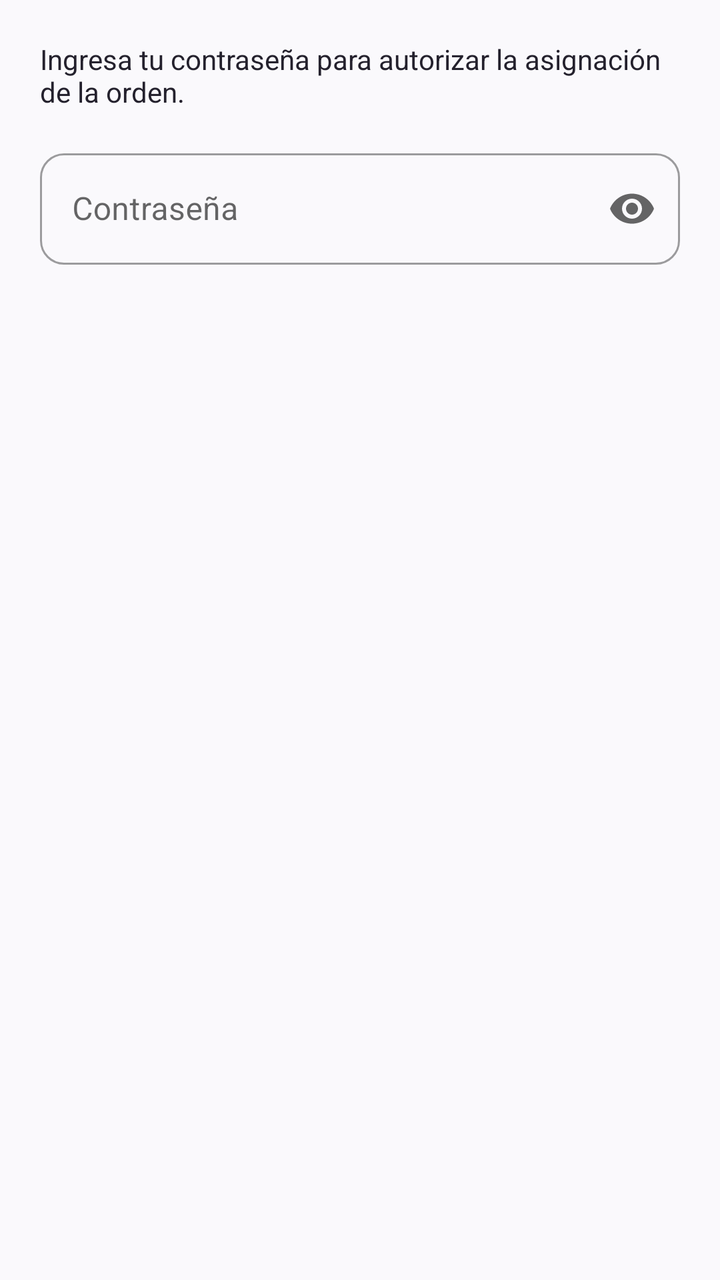
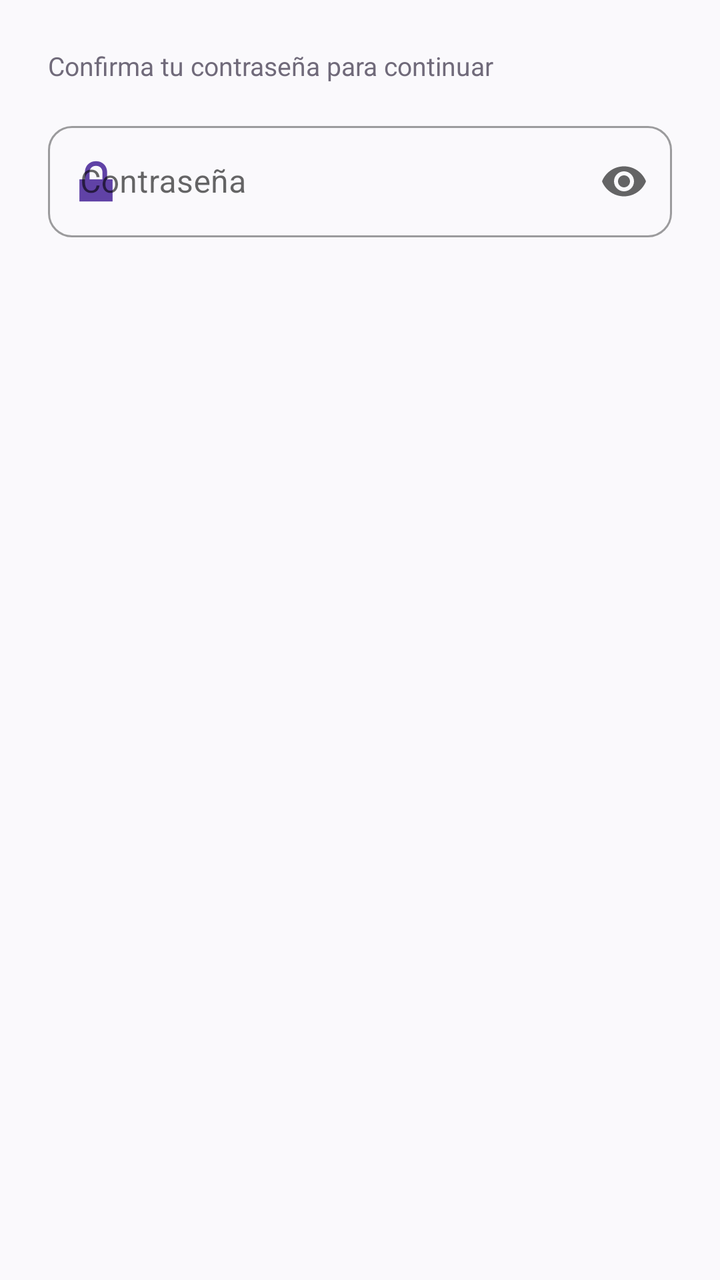

Before-and-after screenshots of an Android layout around one commit, followed by the original layout XML and the change that was made.
<!-- AndroidManifest.xml: application theme Theme.ApiMovil -->
<!-- res/layout/dialog_confirmar_contrasena.xml -->
<?xml version="1.0" encoding="utf-8"?>
<LinearLayout xmlns:android="http://schemas.android.com/apk/res/android"
    xmlns:app="http://schemas.android.com/apk/res-auto"
    android:layout_width="match_parent"
    android:layout_height="wrap_content"
    android:orientation="vertical"
    android:padding="20dp">

    <TextView
        android:layout_width="match_parent"
        android:layout_height="wrap_content"
        android:text="@string/dialog_confirmar_contrasena_mensaje"
        android:textColor="@color/texto_principal"
        android:textSize="14sp" />

    <com.google.android.material.textfield.TextInputLayout
        style="@style/Widget.MaterialComponents.TextInputLayout.OutlinedBox"
        android:layout_width="match_parent"
        android:layout_height="wrap_content"
        android:layout_marginTop="16dp"
        android:hint="@string/contrasena"
        app:boxCornerRadiusBottomEnd="12dp"
        app:boxCornerRadiusBottomStart="12dp"
        app:boxCornerRadiusTopEnd="12dp"
        app:boxCornerRadiusTopStart="12dp"
        app:endIconMode="password_toggle">

        <com.google.android.material.textfield.TextInputEditText
            android:id="@+id/inputContrasenaAdmin"
            android:layout_width="match_parent"
            android:layout_height="wrap_content"
            android:inputType="textPassword" />
    </com.google.android.material.textfield.TextInputLayout>

    <ProgressBar
        android:id="@+id/progressVerificacion"
        android:layout_width="36dp"
        android:layout_height="36dp"
        android:layout_gravity="center"
        android:layout_marginTop="12dp"
        android:visibility="gone" />

    <TextView
        android:id="@+id/textErrorVerificacion"
        android:layout_width="match_parent"
        android:layout_height="wrap_content"
        android:layout_marginTop="8dp"
        android:accessibilityLiveRegion="polite"
        android:gravity="center"
        android:textColor="@color/estado_vencida"
        android:textSize="13sp"
        android:visibility="gone" />

</LinearLayout>
<!-- resources referenced by this layout -->
<resources>
  <color name="estado_vencida">#C62828</color>
  <color name="texto_principal">#24212D</color>
  <string name="contrasena">Contraseña</string>
  <string name="dialog_confirmar_contrasena_mensaje">Ingresa tu contraseña para autorizar la asignación de la orden.</string>
  <style name="Theme.ApiMovil" parent="Theme.MaterialComponents.Light.NoActionBar">
          <item name="colorPrimary">@color/marca</item>
          <item name="colorPrimaryVariant">@color/marca_oscuro</item>
          <item name="colorOnPrimary">@color/blanco</item>
          <item name="colorSecondary">@color/marca_claro</item>
          <item name="colorOnSecondary">@color/texto_principal</item>
          <item name="android:windowBackground">@color/fondo</item>
          <item name="android:statusBarColor">@color/marca_oscuro</item>
          <item name="android:forceDarkAllowed" tools:targetApi="q">false</item>
      </style>
  <color name="marca">#6042A6</color>
  <color name="marca_oscuro">#342052</color>
  <color name="blanco">#FFFFFF</color>
  <color name="marca_claro">#EEE7FA</color>
  <color name="fondo">#FAF9FC</color>
</resources>

<!-- the commit's change to res/layout/dialog_confirmar_contrasena.xml (unified diff, before → after) -->
@@ -4,26 +4,29 @@
     android:layout_width="match_parent"
     android:layout_height="wrap_content"
     android:orientation="vertical"
-    android:padding="20dp">
+    android:padding="24dp">
 
     <TextView
         android:layout_width="match_parent"
         android:layout_height="wrap_content"
-        android:text="@string/dialog_confirmar_contrasena_mensaje"
-        android:textColor="@color/texto_principal"
-        android:textSize="14sp" />
+        android:layout_marginBottom="16dp"
+        android:text="@string/confirma_tu_contrasena_para_continuar"
+        android:textColor="@color/texto_secundario"
+        android:textSize="13sp" />
 
     <com.google.android.material.textfield.TextInputLayout
+        android:id="@+id/layoutContrasenaAdmin"
         style="@style/Widget.MaterialComponents.TextInputLayout.OutlinedBox"
         android:layout_width="match_parent"
         android:layout_height="wrap_content"
-        android:layout_marginTop="16dp"
         android:hint="@string/contrasena"
         app:boxCornerRadiusBottomEnd="12dp"
         app:boxCornerRadiusBottomStart="12dp"
         app:boxCornerRadiusTopEnd="12dp"
         app:boxCornerRadiusTopStart="12dp"
-        app:endIconMode="password_toggle">
+        app:endIconMode="password_toggle"
+        app:startIconDrawable="@android:drawable/ic_lock_lock"
+        app:startIconTint="@color/marca">
 
         <com.google.android.material.textfield.TextInputEditText
             android:id="@+id/inputContrasenaAdmin"
<!-- resource entries referenced after the edit -->
@@ -3,7 +3,6 @@
   <color name="estado_vencida">#C62828</color>
   <color name="texto_principal">#24212D</color>
   <string name="contrasena">Contraseña</string>
-  <string name="dialog_confirmar_contrasena_mensaje">Ingresa tu contraseña para autorizar la asignación de la orden.</string>
   <style name="Theme.ApiMovil" parent="Theme.MaterialComponents.Light.NoActionBar">
           <item name="colorPrimary">@color/marca</item>
           <item name="colorPrimaryVariant">@color/marca_oscuro</item>
@@ -15,6 +14,8 @@
           <item name="android:forceDarkAllowed" tools:targetApi="q">false</item>
       </style>
   <color name="marca">#6042A6</color>
+  <color name="texto_secundario">#706A7A</color>
+  <string name="confirma_tu_contrasena_para_continuar">Confirma tu contraseña para continuar</string>
   <color name="marca_oscuro">#342052</color>
   <color name="blanco">#FFFFFF</color>
   <color name="marca_claro">#EEE7FA</color>
